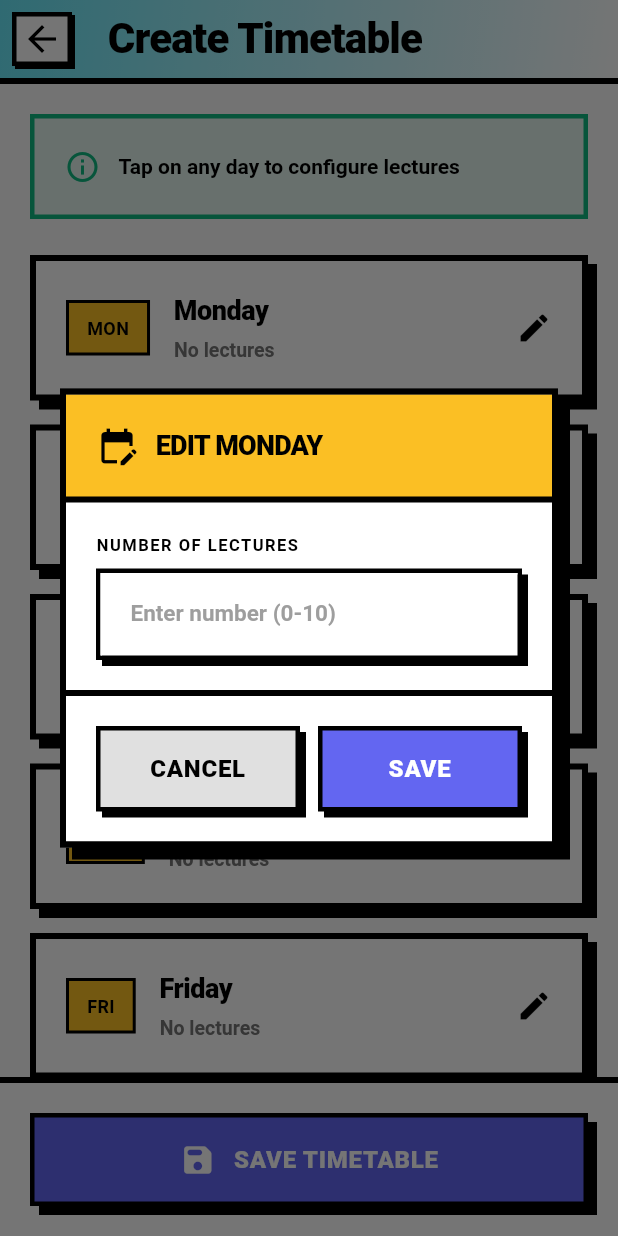
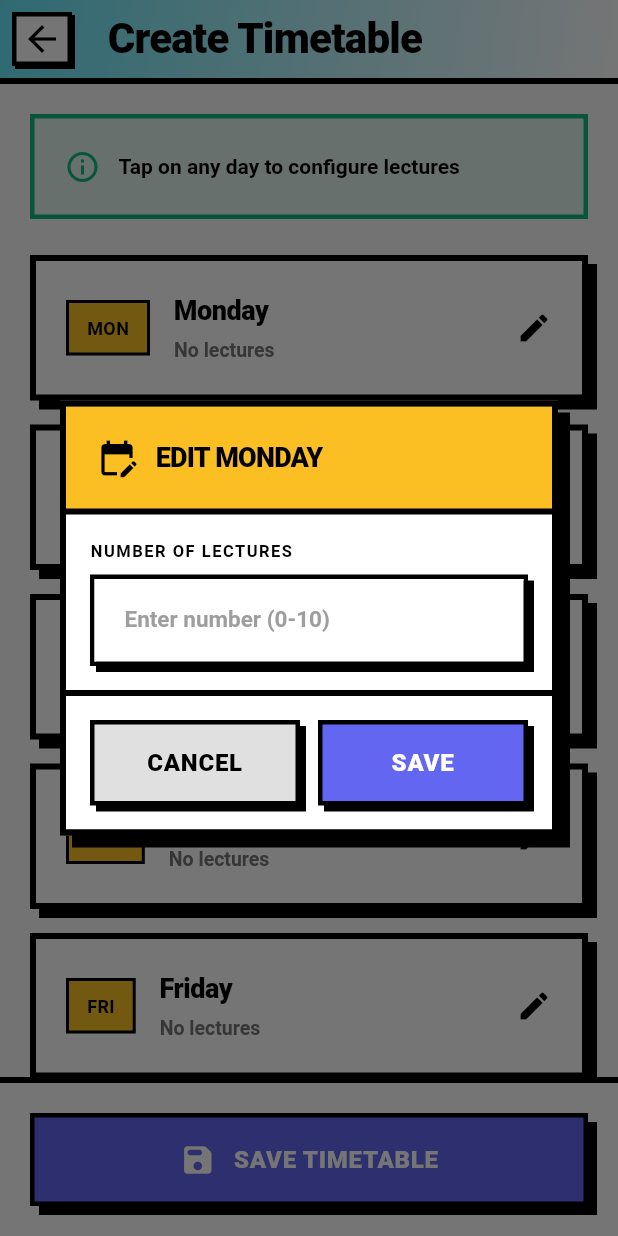
Before and after one commit to AtharvaLotankar11/Attensia---The-Attendance-Almanac, a Flutter app: the CreateTimetableScreen screen opened directly with empty values, after a tap on "MON", on a phone screen of 412 x 824 dp. Run offline on Flutter 3.47's test engine with Material 3 defaults, Android fonts, the phone set to English and light mode, and no system bars; our stand-ins replace curved_navigation_bar, image_picker, supabase_flutter; accounts and stored records are empty; network calls fail.

Commit message:
Solution to Detail

```diff
--- a/attensia/lib/screens/timetable/views/create_timetable_screen.dart
+++ b/attensia/lib/screens/timetable/views/create_timetable_screen.dart
@@ -52,7 +52,10 @@ class _CreateTimetableScreenState extends State<CreateTimetableScreen> {
                 side: BorderSide(color: AppTheme.borderColor, width: 4),
               ),
               child: Container(
-                constraints: const BoxConstraints(maxHeight: 600),
+                constraints: BoxConstraints(
+                  maxHeight: MediaQuery.of(context).size.height * 0.85,
+                  maxWidth: MediaQuery.of(context).size.width * 0.9,
+                ),
                 decoration: BoxDecoration(
                   color: Colors.white,
                   border: Border.all(color: AppTheme.borderColor, width: 4),
@@ -91,7 +94,7 @@ class _CreateTimetableScreenState extends State<CreateTimetableScreen> {
                     ),
                     Flexible(
                       child: SingleChildScrollView(
-                        padding: const EdgeInsets.all(20),
+                        padding: const EdgeInsets.all(16),
                         child: Column(
                           crossAxisAlignment: CrossAxisAlignment.start,
                           children: [
@@ -147,7 +150,7 @@ class _CreateTimetableScreenState extends State<CreateTimetableScreen> {
                               ),
                             ),
                             if (lectureCount > 0) ...[
-                              const SizedBox(height: 24),
+                              const SizedBox(height: 16),
                               Text(
                                 'ASSIGN SUBJECTS',
                                 style: AppTheme.labelText.copyWith(
@@ -155,10 +158,10 @@ class _CreateTimetableScreenState extends State<CreateTimetableScreen> {
                                   letterSpacing: 1,
                                 ),
                               ),
-                              const SizedBox(height: 12),
+                              const SizedBox(height: 8),
                               ...List.generate(lectureCount, (index) {
                                 return Container(
-                                  margin: const EdgeInsets.only(bottom: 16),
+                                  margin: const EdgeInsets.only(bottom: 12),
                                   child: Column(
                                     crossAxisAlignment: CrossAxisAlignment.start,
                                     children: [
@@ -244,7 +247,7 @@ class _CreateTimetableScreenState extends State<CreateTimetableScreen> {
                       ),
                     ),
                     Container(
-                      padding: const EdgeInsets.all(20),
+                      padding: const EdgeInsets.all(16),
                       decoration: BoxDecoration(
                         border: Border(
                           top: BorderSide(color: AppTheme.borderColor, width: 4),
```
Also changed, not shown: attensia/lib/screens/attendance/views/attendance_page.dart (+7 -7 lines), attensia/lib/screens/timetable/views/edit_day_dialog.dart (+9 -6 lines), 3 other files.
